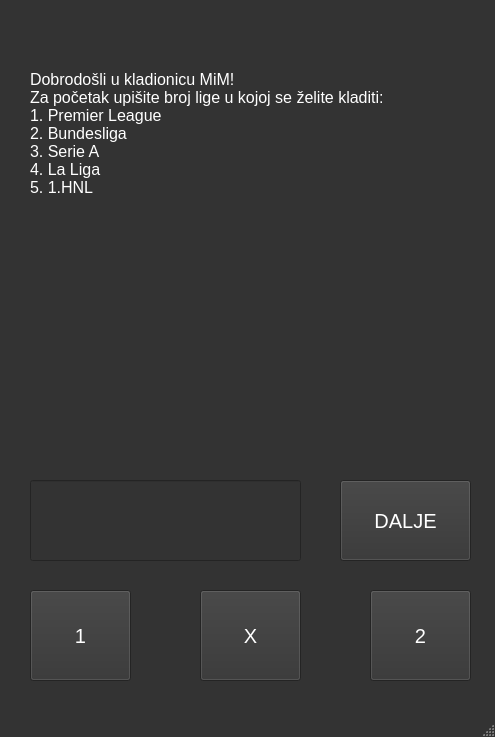
This is mainwindow.ui in Moodax/KladionicaMiM as Qt 5 draws it before an edit. The edited form follows.
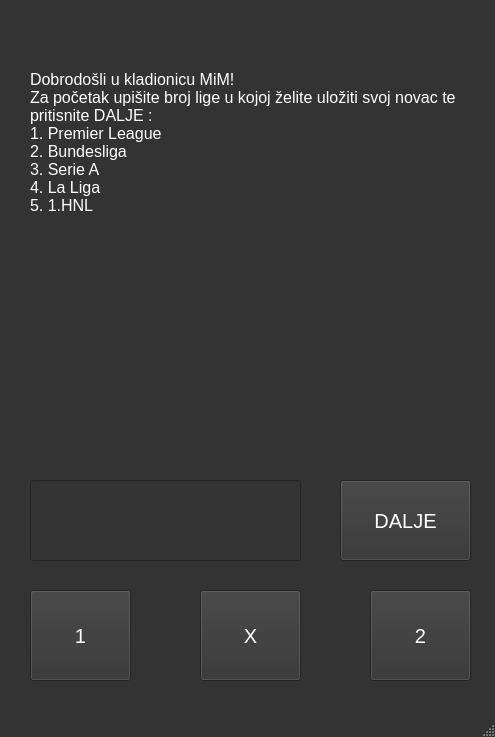
This is the edited form.

Diff of the .ui file:
```diff
--- a/mainwindow.ui
+++ b/mainwindow.ui
@@ -2341,7 +2341,8 @@
     </property>
     <property name="text">
      <string>Dobrodošli u kladionicu MiM!
-Za početak upišite broj lige u kojoj se želite kladiti:
+Za početak upišite broj lige u kojoj želite uložiti svoj novac te 
+pritisnite DALJE :
 1. Premier League
 2. Bundesliga
 3. Serie A
```
